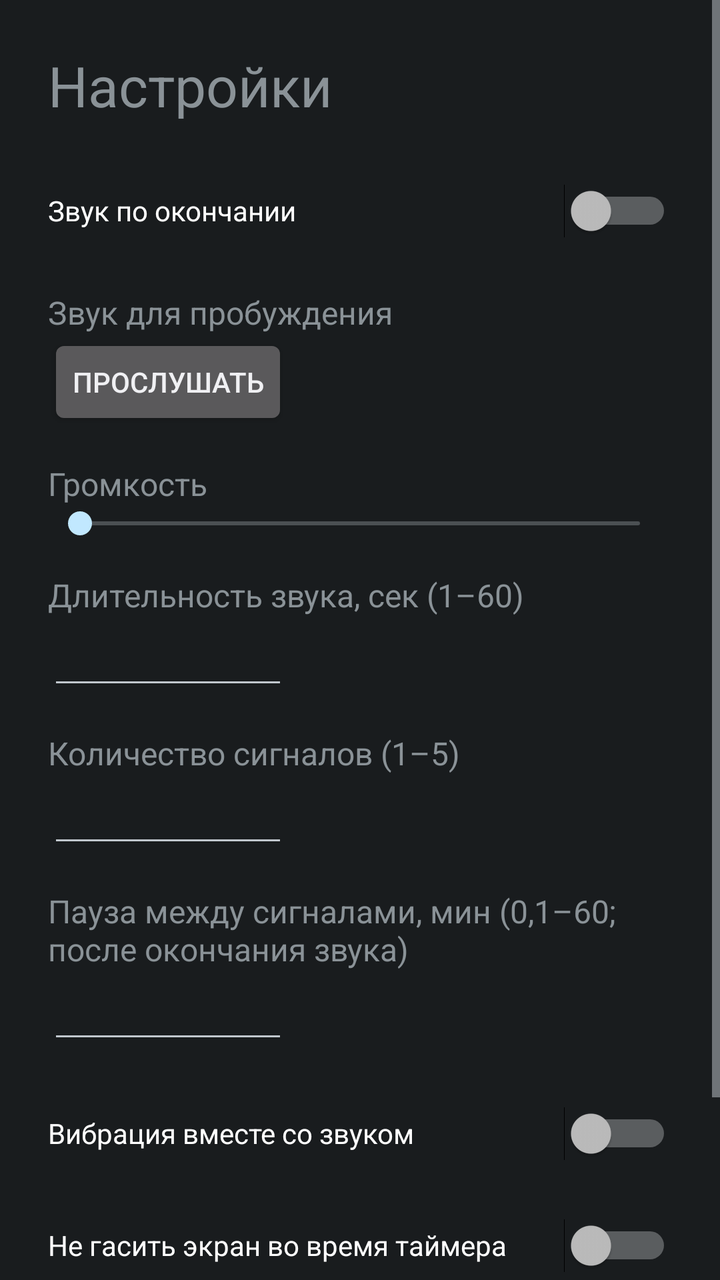
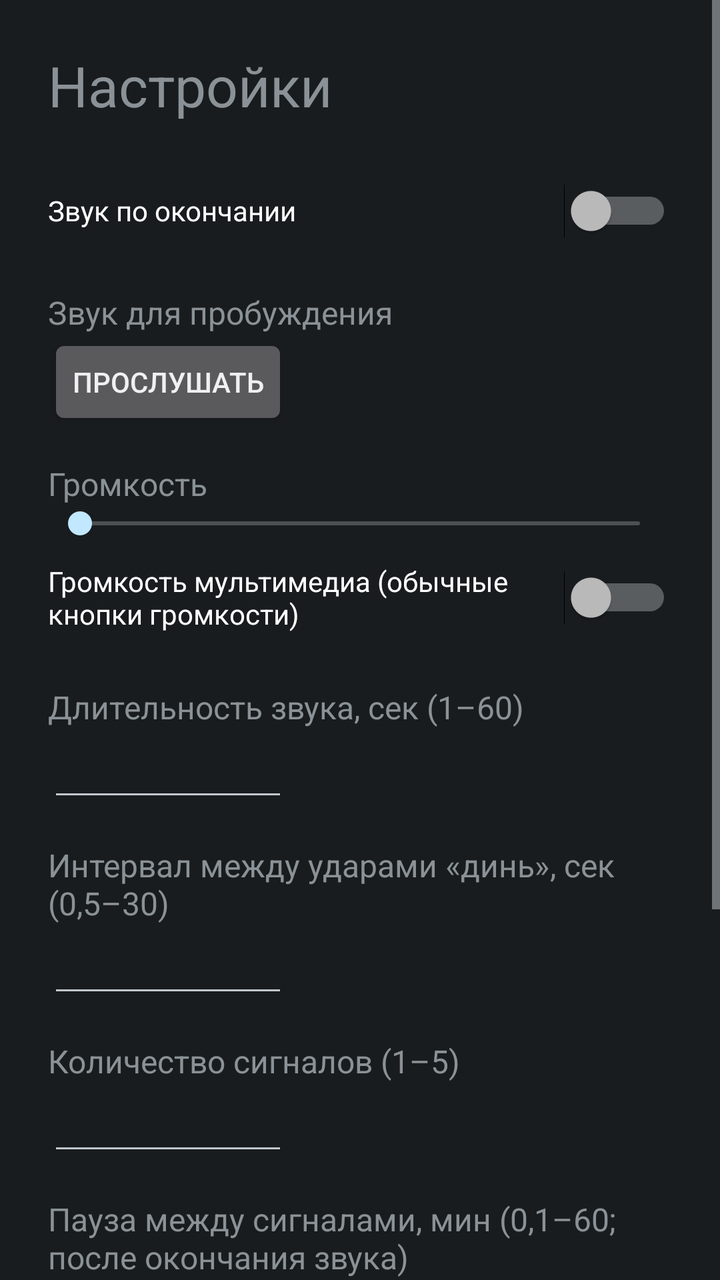

Before-and-after screenshots of an Android layout around one commit, followed by the original layout XML and the change that was made.
<!-- AndroidManifest.xml: application theme AppTheme -->
<!-- res/layout/activity_settings.xml -->
<?xml version="1.0" encoding="utf-8"?>
<ScrollView xmlns:android="http://schemas.android.com/apk/res/android"
    android:layout_width="match_parent"
    android:layout_height="match_parent">

    <LinearLayout
        android:layout_width="match_parent"
        android:layout_height="wrap_content"
        android:orientation="vertical"
        android:padding="24dp">

        <TextView
            android:layout_width="wrap_content"
            android:layout_height="wrap_content"
            android:layout_marginBottom="16dp"
            android:text="Настройки"
            android:textSize="28sp" />

        <Switch
            android:id="@+id/swSound"
            android:layout_width="match_parent"
            android:layout_height="wrap_content"
            android:minHeight="56dp"
            android:text="Звук по окончании" />

        <TextView
            android:layout_width="wrap_content"
            android:layout_height="wrap_content"
            android:layout_marginTop="12dp"
            android:text="Звук для пробуждения"
            android:textSize="16sp" />

        <RadioGroup
            android:id="@+id/rgSound"
            android:layout_width="match_parent"
            android:layout_height="wrap_content" />

        <Button
            android:id="@+id/btnPreview"
            android:layout_width="wrap_content"
            android:layout_height="wrap_content"
            android:text="Прослушать" />

        <TextView
            android:id="@+id/tvVolume"
            android:layout_width="wrap_content"
            android:layout_height="wrap_content"
            android:layout_marginTop="16dp"
            android:text="Громкость"
            android:textSize="16sp" />

        <SeekBar
            android:id="@+id/sbVolume"
            android:layout_width="match_parent"
            android:layout_height="wrap_content" />

        <TextView
            android:layout_width="wrap_content"
            android:layout_height="wrap_content"
            android:layout_marginTop="16dp"
            android:text="Длительность звука, сек (1–60)"
            android:textSize="16sp" />

        <EditText
            android:id="@+id/etSec"
            android:layout_width="120dp"
            android:layout_height="wrap_content"
            android:inputType="number"
            android:maxLength="2" />

        <TextView
            android:layout_width="wrap_content"
            android:layout_height="wrap_content"
            android:layout_marginTop="16dp"
            android:text="Количество сигналов (1–5)"
            android:textSize="16sp" />

        <EditText
            android:id="@+id/etCount"
            android:layout_width="120dp"
            android:layout_height="wrap_content"
            android:inputType="number"
            android:maxLength="1" />

        <TextView
            android:layout_width="wrap_content"
            android:layout_height="wrap_content"
            android:layout_marginTop="16dp"
            android:text="Пауза между сигналами, мин (0,1–60; после окончания звука)"
            android:textSize="16sp" />

        <EditText
            android:id="@+id/etGap"
            android:layout_width="120dp"
            android:layout_height="wrap_content"
            android:inputType="numberDecimal"
            android:maxLength="5" />

        <Switch
            android:id="@+id/swVibrate"
            android:layout_width="match_parent"
            android:layout_height="wrap_content"
            android:layout_marginTop="12dp"
            android:minHeight="56dp"
            android:text="Вибрация вместе со звуком" />

        <Switch
            android:id="@+id/swKeepOn"
            android:layout_width="match_parent"
            android:layout_height="wrap_content"
            android:minHeight="56dp"
            android:text="Не гасить экран во время таймера" />

        <Button
            android:id="@+id/btnBack"
            android:layout_width="wrap_content"
            android:layout_height="wrap_content"
            android:layout_marginTop="24dp"
            android:text="Назад" />
    </LinearLayout>
</ScrollView>
<!-- resources referenced by this layout -->
<resources>
  <style name="AppTheme" parent="android:Theme.DeviceDefault.NoActionBar" />
</resources>

<!-- the commit's change to res/layout/activity_settings.xml (unified diff, before → after) -->
@@ -54,6 +54,13 @@
             android:layout_width="match_parent"
             android:layout_height="wrap_content" />
 
+        <Switch
+            android:id="@+id/swMedia"
+            android:layout_width="match_parent"
+            android:layout_height="wrap_content"
+            android:minHeight="56dp"
+            android:text="Громкость мультимедиа (обычные кнопки громкости)" />
+
         <TextView
             android:layout_width="wrap_content"
             android:layout_height="wrap_content"
@@ -67,6 +74,20 @@
             android:layout_height="wrap_content"
             android:inputType="number"
             android:maxLength="2" />
+
+        <TextView
+            android:layout_width="wrap_content"
+            android:layout_height="wrap_content"
+            android:layout_marginTop="16dp"
+            android:text="Интервал между ударами «динь», сек (0,5–30)"
+            android:textSize="16sp" />
+
+        <EditText
+            android:id="@+id/etStrike"
+            android:layout_width="120dp"
+            android:layout_height="wrap_content"
+            android:inputType="numberDecimal"
+            android:maxLength="4" />
 
         <TextView
             android:layout_width="wrap_content"
